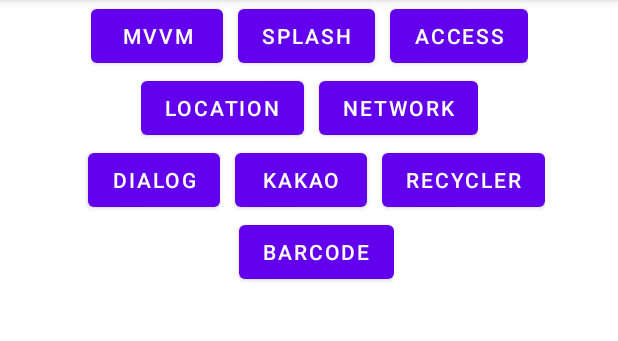
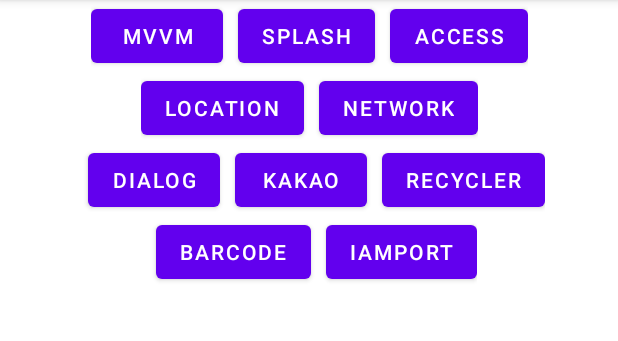
Before and after one commit to pioneer-d/andorid_function, an Android app: the screen it shows after launch (MainActivity), on a phone screen of 412 x 824 dp, the part 84-425 px from its top. Run offline under Robolectric (Android 15) with nearby library versions, the phone set to English and light mode, and no system bars; libraries missing offline, so code that uses them is left out: com.kakao.sdk; 1 statement that could not run was skipped.

Commit message:
9_Make Iamport Test Module
need to insert API key

```diff
--- a/app/build.gradle
+++ b/app/build.gradle
@@ -68,6 +68,8 @@ dependencies {
     implementation('com.journeyapps:zxing-android-embedded:3.6.0') { transitive = false }
     implementation 'com.google.zxing:core:3.3.0'
 
+    implementation 'com.github.iamport:iamport-android:1.3.4'
+
 
 
 }
--- a/app/src/main/java/com/android/function/MainActivity.kt
+++ b/app/src/main/java/com/android/function/MainActivity.kt
@@ -4,6 +4,7 @@ import android.app.Activity
 import android.content.Intent
 import androidx.appcompat.app.AppCompatActivity
 import android.os.Bundle
+import android.provider.Settings
 import android.util.Log
 import android.view.View
 import android.widget.Button
@@ -11,6 +12,7 @@ import com.android.function.accessRight.AccessRightActivity
 import com.android.function.barcode.MainActivity3
 import com.android.function.dialog_cardView.Dialog_CardView
 import com.android.function.getLocation.LocationActivity
+import com.android.function.iamport.IamportActivity
 import com.android.function.kakao.KakaoAuth
 import com.android.function.mvvm.MvvmActivity
 import com.android.function.network.NetworkConfirm
@@ -30,6 +32,7 @@ class MainActivity : AppCompatActivity(), View.OnClickListener {
     var go_kakao:Button? = null
     var go_Recycler:Button? = null
     var go_barcode:Button? = null
+    var go_iamport:Button? = null
 
     override fun onCreate(savedInstanceState: Bundle?) {
         super.onCreate(savedInstanceState)
@@ -63,10 +66,9 @@ class MainActivity : AppCompatActivity(), View.OnClickListener {
         go_barcode = findViewById(R.id.go_barcode)
         go_barcode!!.setOnClickListener(this)
 
+        go_iamport = findViewById(R.id.go_iamport)
+        go_iamport!!.setOnClickListener(this)
 
-
-//        var keyHash = Utility.getKeyHash(this)
-//        Log.d("Kakao Hash Key : ","$keyHash")
 
     }
 
@@ -99,6 +101,9 @@ class MainActivity : AppCompatActivity(), View.OnClickListener {
                 R.id.go_barcode -> {
                     goActivity(MainActivity3())
                 }
+                R.id.go_iamport -> {
+                    goActivity(IamportActivity())
+                }
 
             }
         }
--- a/app/src/main/res/layout/activity_main.xml
+++ b/app/src/main/res/layout/activity_main.xml
@@ -105,6 +105,13 @@
             android:layout_marginLeft="10dp"
             android:text="Barcode" />
 
+        <Button
+            android:id="@+id/go_iamport"
+            android:layout_width="wrap_content"
+            android:layout_height="wrap_content"
+            android:layout_marginLeft="10dp"
+            android:text="Iamport" />
+
     </LinearLayout>
 
 
--- a/settings.gradle
+++ b/settings.gradle
@@ -10,7 +10,8 @@ dependencyResolutionManagement {
     repositories {
         google()
         mavenCentral()
-        maven { url 'https://devrepo.kakao.com/nexus/content/groups/public/' }
+        maven { url 'https://devrepo.kakao.com/nexus/content/groups/public/' }      // for kakao
+        maven { url 'https://jitpack.io' }
     }
 }
 rootProject.name = "android_function"
```
Also changed, not shown: app/src/main/AndroidManifest.xml (+6 -4 lines), app/src/main/java/com/android/function/iamport/IamportActivity.kt (added, +72 -0 lines), app/src/main/res/layout/activity_iamport.xml (added, +9 -0 lines).
